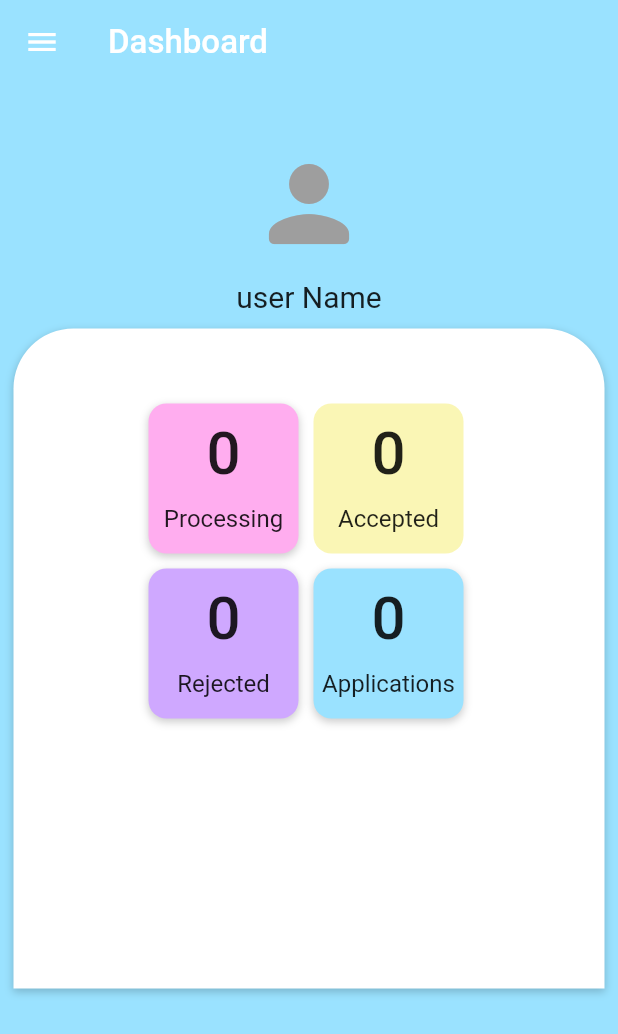
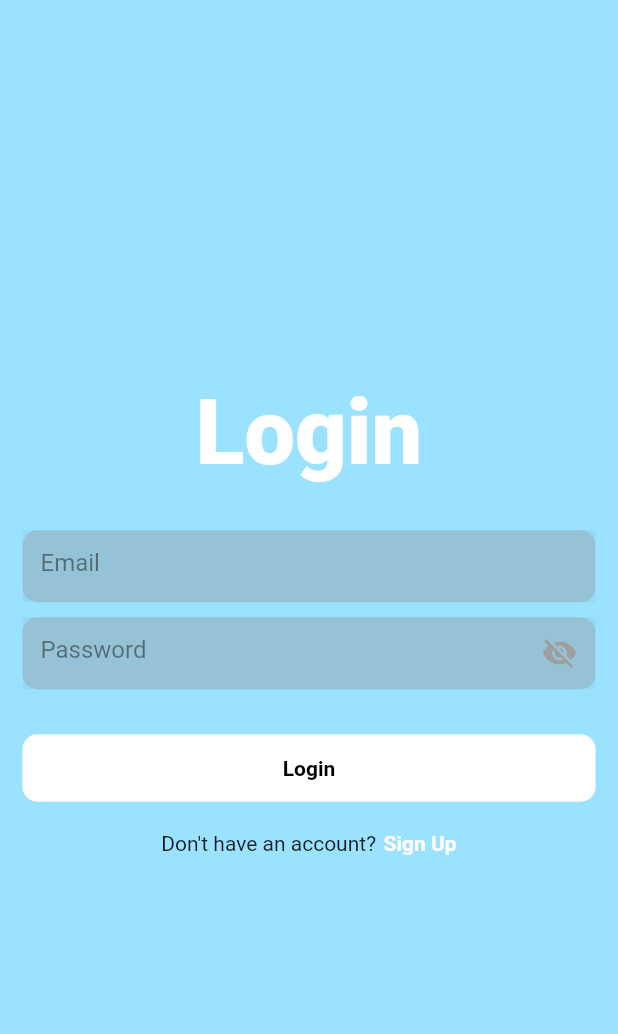
Before and after one commit to SJa-638/jobminder, a Flutter app: the screen it shows after launch, on a phone screen of 412 x 824 dp. Shown: the top 1034 px of the screen. Run offline on Flutter 3.47's test engine with Material 2 defaults, Android fonts, the phone set to English and light mode, and no system bars; our stand-ins replace equatable, firebase_auth, firebase_core, firebase_database, flutter_bloc, get_it; accounts and stored records are empty; Roboto replaces fonts that are missing (Outfit, Readex Pro).

Commit message:
finish auth using firebase

```diff
--- a/lib/blocs/compnies/compnies_bloc.dart
+++ b/lib/blocs/compnies/compnies_bloc.dart
@@ -1,8 +1,9 @@
 
-import 'package:firebase_database/firebase_database.dart';
 import 'package:flutter_bloc/flutter_bloc.dart';
 import 'package:jobminder/blocs/compnies/compnies_events.dart';
 import 'package:jobminder/blocs/compnies/compnies_states.dart';
+import 'package:jobminder/main.dart';
+import 'package:jobminder/utilites/db.dart';
 
 
 class CompaniesBloc extends Bloc<CompaniesEvent,CompaniesState>{
@@ -15,7 +16,6 @@ class CompaniesBloc extends Bloc<CompaniesEvent,CompaniesState>{
     Emitter<CompaniesState> emitter,
   ) async {
     emitter(const CompaniesInitialState());
-    // await Future.delayed(const Duration(seconds: 2));
     // ignore: unnecessary_null_comparison
     if (event.newComp == null) {
       emitter(const CompaniesErrorAddState(
@@ -23,9 +23,7 @@ class CompaniesBloc extends Bloc<CompaniesEvent,CompaniesState>{
       ));
     } else {
       event.companies.add(event.newComp);
-      DatabaseReference ref = FirebaseDatabase.instance.ref("users/123/companies");
-      await ref.push().set(event.newComp.name);
-
+      locator.get<FirebaseService>().addCompany(event.newComp.name);
       emitter(CompaniesSuccessAddState(event.companies));
     }
   }
--- a/lib/main.dart
+++ b/lib/main.dart
@@ -1,9 +1,18 @@
 import 'package:firebase_core/firebase_core.dart';
 import 'package:flutter/material.dart';
+import 'package:get_it/get_it.dart';
 
-import 'package:jobminder/screens/home_screen.dart';
+import 'package:jobminder/screens/login_screen.dart';
+import 'package:jobminder/utilites/db.dart';
+
+
+GetIt locator = GetIt.instance;
+void setupSingletons() async {
+  locator.registerLazySingleton<FirebaseService>(() => FirebaseService());
+}
 
 void main() {
+  setupSingletons();
   runApp(
     const MyApp(),
   );
@@ -15,14 +24,16 @@ class MyApp extends StatelessWidget {
   // This widget is the root of your application.
   @override
   Widget build(BuildContext context) {
-    Firebase.initializeApp();
+
+      Firebase.initializeApp();
+
     return MaterialApp(
       title: 'Home Screen',
       theme: ThemeData(
         primarySwatch: Colors.blue,
       ),
       routes: {
-      '/': (context) => const HomeScreen(),
+      '/': (context) => const LoginPage(),
     },
     );
   }
--- /dev/null
+++ b/lib/screens/form_container_widget.dart
@@ -0,0 +1,78 @@
+
+
+import 'package:flutter/material.dart';
+
+
+class FormContainerWidget extends StatefulWidget {
+
+  final TextEditingController? controller;
+  final Key? fieldKey;
+  final bool? isPasswordField;
+  final String? hintText;
+  final String? labelText;
+  final String? helperText;
+  final FormFieldSetter<String>? onSaved;
+  final FormFieldValidator<String>? validator;
+  final ValueChanged<String>? onFieldSubmitted;
+  final TextInputType? inputType;
+
+  const FormContainerWidget({super.key,
+    this.controller,
+    this.isPasswordField,
+    this.fieldKey,
+    this.hintText,
+    this.labelText,
+    this.helperText,
+    this.onSaved,
+    this.validator,
+    this.onFieldSubmitted,
+    this.inputType
+  });
+
+
+  @override
+  // ignore: library_private_types_in_public_api
+  _FormContainerWidgetState createState() => _FormContainerWidgetState();
+}
+
+class _FormContainerWidgetState extends State<FormContainerWidget> {
+
+  bool _obscureText = true;
+
+
+  @override
+  Widget build(BuildContext context) {
+    return Container(
+      width: double.infinity,
+      decoration: BoxDecoration(
+        color: Colors.grey.withOpacity(.35),
+        borderRadius: BorderRadius.circular(10),
+      ),
+      child: TextFormField(
+        style: const TextStyle(color: Colors.black),
+        controller: widget.controller,
+        keyboardType: widget.inputType,
+        key: widget.fieldKey,
+        obscureText: widget.isPasswordField == true? _obscureText : false,
+        onSaved: widget.onSaved,
+        validator: widget.validator,
+        onFieldSubmitted: widget.onFieldSubmitted,
+        decoration: InputDecoration(
+          border: InputBorder.none,
+          filled: true,
+          hintText: widget.hintText,
+          hintStyle: const TextStyle(color: Colors.black45),
+          suffixIcon: GestureDetector(
+            onTap: () {
+              setState(() {
+                _obscureText = !_obscureText;
+              });
+            },
+            child:
+            widget.isPasswordField==true? Icon(_obscureText ? Icons.visibility_off : Icons.visibility, color: _obscureText == false ? Colors.blue : Colors.grey,) : const Text(""),
+          ),
+        ),
+      ),
+    );
+  }
+}
--- a/lib/screens/login_screen.dart
+++ b/lib/screens/login_screen.dart
@@ -0,0 +1,127 @@
+import 'package:flutter/material.dart';
+import 'package:jobminder/main.dart';
+import 'package:jobminder/screens/form_container_widget.dart';
+import 'package:jobminder/screens/signup_screen.dart';
+import 'package:jobminder/utilites/db.dart';
+
+import 'home_screen.dart';
+
+class LoginPage extends StatefulWidget {
+  const LoginPage({super.key});
+
+  @override
+  State<LoginPage> createState() => _LoginPageState();
+}
+
+class _LoginPageState extends State<LoginPage> {
+  final TextEditingController _emailController = TextEditingController();
+  final TextEditingController _passwordController = TextEditingController();
+
+  @override
+  void dispose() {
+    _emailController.dispose();
+    _passwordController.dispose();
+    super.dispose();
+  }
+
+  @override
+  Widget build(BuildContext context) {
+    return Scaffold(
+      backgroundColor: const Color(0xFF9AE2FF),
+      body: Center(
+        child: Padding(
+          padding: const EdgeInsets.symmetric(horizontal: 15),
+          child: Column(
+            mainAxisAlignment: MainAxisAlignment.center,
+            children: [
+              const Text(
+                "Login",
+                style: TextStyle(
+                    fontSize: 60,
+                    fontWeight: FontWeight.w800,
+                    color: Colors.white),
+              ),
+              const SizedBox(
+                height: 30,
+              ),
+              FormContainerWidget(
+                controller: _emailController,
+                hintText: "Email",
+                isPasswordField: false,
+              ),
+              const SizedBox(
+                height: 10,
+              ),
+              FormContainerWidget(
+                controller: _passwordController,
+                hintText: "Password",
+                isPasswordField: true,
+              ),
+              const SizedBox(
+                height: 30,
+              ),
+              GestureDetector(
+                onTap: _signIn,
+                child: Container(
+                  width: double.infinity,
+                  height: 45,
+                  decoration: BoxDecoration(
+                    color: const Color.fromARGB(255, 255, 255, 255),
+                    borderRadius: BorderRadius.circular(10),
+                  ),
+                  child: const Center(
+                      child: Text(
+                    "Login",
+                    style: TextStyle(
+                        color: Colors.black, fontWeight: FontWeight.bold),
+                  )),
+                ),
+              ),
+              const SizedBox(
+                height: 20,
+              ),
+              Row(
+                mainAxisAlignment: MainAxisAlignment.center,
+                children: [
+                  const Text("Don't have an account?"),
+                  const SizedBox(
+                    width: 5,
+                  ),
+                  GestureDetector(
+                      onTap: () {
+                        Navigator.pushAndRemoveUntil(
+                            context,
+                            MaterialPageRoute(
+                                builder: (context) => const SignUpPage()),
+                            (route) => false);
+                      },
+                      child: const Text(
+                        "Sign Up",
+                        style: TextStyle(
+                            color: Colors.white, fontWeight: FontWeight.bold),
+                      ))
+                ],
+              )
+            ],
+          ),
+        ),
+      ),
+    );
+  }
+
+  void _signIn() async {
+    String email = _emailController.text;
+    String password = _passwordController.text;
+    FirebaseService auth = locator.get<FirebaseService>();
+
+    auth.signInWithEmailAndPassword(email, password);
+
+    if (auth.isSignedIn()) {
+      Navigator.push(
+          context, MaterialPageRoute(builder: (context) => const HomeScreen()));
+    } else {
+      // ignore: avoid_print
+      print("Some error happend");
+    }
+  }
+}
--- a/lib/utilites/db.dart
+++ b/lib/utilites/db.dart
@@ -0,0 +1,46 @@
+// ignore_for_file: avoid_print
+
+import 'package:firebase_auth/firebase_auth.dart';
+import 'package:firebase_database/firebase_database.dart';
+
+class FirebaseService {
+  final FirebaseAuth _firebaseAuth = FirebaseAuth.instance;
+  final FirebaseDatabase _database = FirebaseDatabase.instance;
+  // ignore: avoid_init_to_null
+  late User? _user = null;
+  FirebaseService();
+
+  bool isSignedIn() {
+    return _user != null;
+  }
+  // ignore: non_constant_identifier_names
+  void addCompany(CompanyName) {
+    if (!isSignedIn()) {
+
+      print("no user");
+      return;
+    }
+    final ref = _database.ref().child('${_user?.uid}/Companies/');
+    ref.push().set(CompanyName);
+  }
+
+  void signUpWithEmailAndPassword(String email, String password) async {
+    try {
+      UserCredential credential = await _firebaseAuth
+          .createUserWithEmailAndPassword(email: email, password: password);
+      _user = credential.user;
+    } catch (e) {
+      print("Some error occured");
+    }
+  }
+
+  void signInWithEmailAndPassword(String email, String password) async {
+    try {
+      UserCredential credential = await _firebaseAuth
+          .signInWithEmailAndPassword(email: email, password: password);
+      _user = credential.user;
+    } catch (e) {
+      print("Some error occured");
+    }
+  }
+}
--- a/pubspec.yaml
+++ b/pubspec.yaml
@@ -39,6 +39,8 @@ dependencies:
   equatable: ^2.0.5
   firebase_database: ^10.2.5
   firebase_core: ^2.15.1
+  get_it: ^7.6.0
+  firebase_auth: ^4.9.0
 
 dev_dependencies:
   flutter_test:
```
Also changed, not shown: lib/screens/signup_screen.dart (+138 -0 lines), pubspec.lock.
